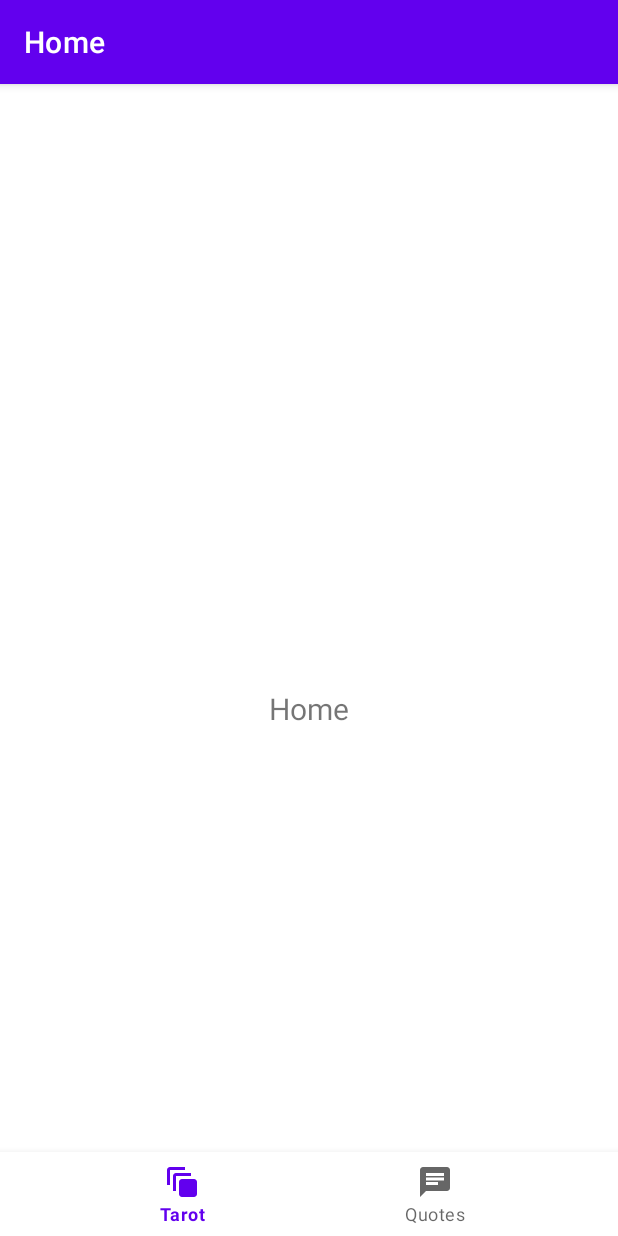
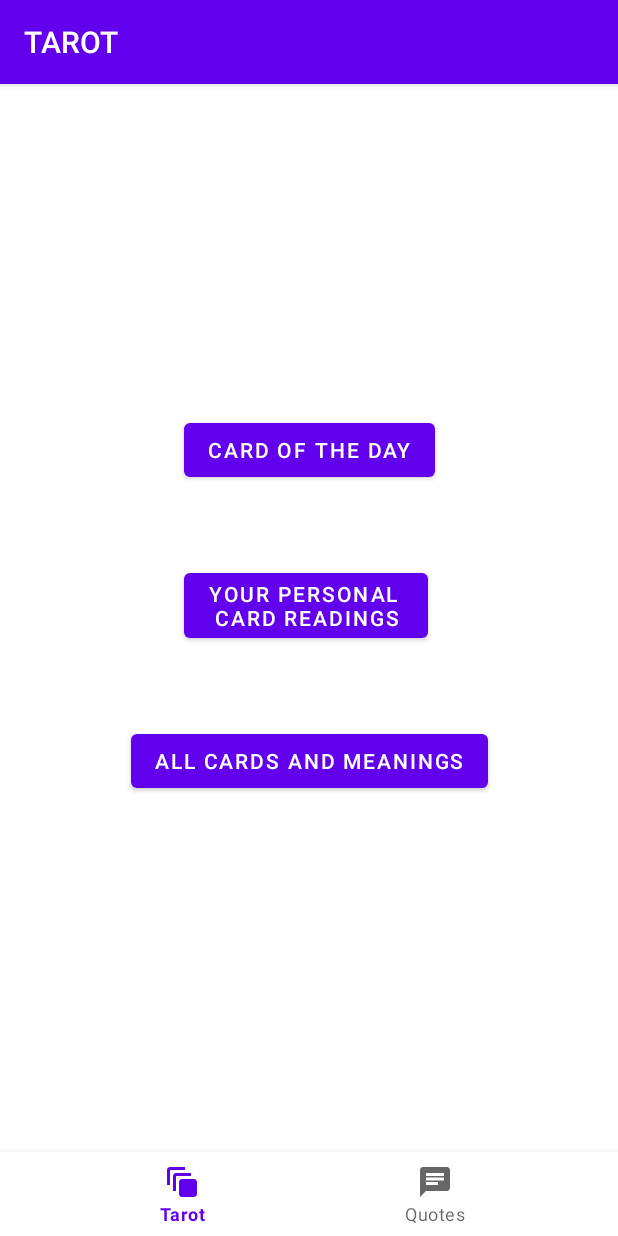
Before and after one commit to drAgon-235/SpiritualGuide01, an Android app: the screen it shows after launch (MainActivity), on a phone screen of 412 x 824 dp. Run offline under Robolectric (Android 15) with nearby library versions, the light colour scheme and no system bars; our stand-ins replace navigation-ui.

Commit message:
Commit 02: Our two NavHost-Fragments  work properly with our new design. (no ClickListener yet)

```diff
--- a/app/src/main/res/layout/fragment_cards_home.xml
+++ b/app/src/main/res/layout/fragment_cards_home.xml
@@ -6,18 +6,40 @@
     android:layout_height="match_parent"
     tools:context=".ui.cards.CardsHomeFragment">
 
-    <TextView
-        android:id="@+id/text_home"
-        android:layout_width="match_parent"
+
+    <Button
+        android:id="@+id/dayCardBTN"
+        android:layout_width="wrap_content"
         android:layout_height="wrap_content"
-        android:layout_marginStart="8dp"
-        android:layout_marginTop="8dp"
-        android:layout_marginEnd="8dp"
-        android:textAlignment="center"
-        android:textSize="20sp"
-        android:text="Home"
-        app:layout_constraintBottom_toBottomOf="parent"
+        android:layout_marginTop="164dp"
+        android:text="Card of the day"
         app:layout_constraintEnd_toEndOf="parent"
         app:layout_constraintStart_toStartOf="parent"
         app:layout_constraintTop_toTopOf="parent" />
+
+    <Button
+        android:id="@+id/cardReadingBTN"
+        android:layout_width="wrap_content"
+        android:layout_height="wrap_content"
+        android:layout_marginTop="52dp"
+        android:text="Your personal \ncard readings"
+        app:layout_constraintEnd_toEndOf="@+id/dayCardBTN"
+        app:layout_constraintHorizontal_bias="0.0"
+        app:layout_constraintStart_toStartOf="@+id/dayCardBTN"
+        app:layout_constraintTop_toBottomOf="@+id/dayCardBTN" />
+
+    <Button
+        android:id="@+id/allCardsListBTN"
+        android:layout_width="wrap_content"
+        android:layout_height="wrap_content"
+        android:layout_marginTop="52dp"
+        android:text="All cards and meanings"
+        app:layout_constraintEnd_toEndOf="@+id/cardReadingBTN"
+        app:layout_constraintHorizontal_bias="0.473"
+        app:layout_constraintStart_toStartOf="@+id/cardReadingBTN"
+        app:layout_constraintTop_toBottomOf="@+id/cardReadingBTN" />
+
+
+
+
 </androidx.constraintlayout.widget.ConstraintLayout>
--- a/app/src/main/res/navigation/mobile_navigation.xml
+++ b/app/src/main/res/navigation/mobile_navigation.xml
@@ -8,13 +8,13 @@
     <fragment
         android:id="@+id/navigation_home"
         android:name="com.example.spiritualguide01.ui.cards.CardsHomeFragment"
-        android:label="@string/title_home"
+        android:label="TAROT"
         tools:layout="@layout/fragment_cards_home" />
 
     <fragment
         android:id="@+id/navigation_dashboard"
         android:name="com.example.spiritualguide01.ui.quotes.QuotesHomeFragment"
-        android:label="@string/title_dashboard"
+        android:label="QUOTES"
         tools:layout="@layout/fragment_quotes_home" />
 
 </navigation>
```
Also changed, not shown: app/src/main/res/layout/fragment_quotes_home.xml (+16 -10 lines).
